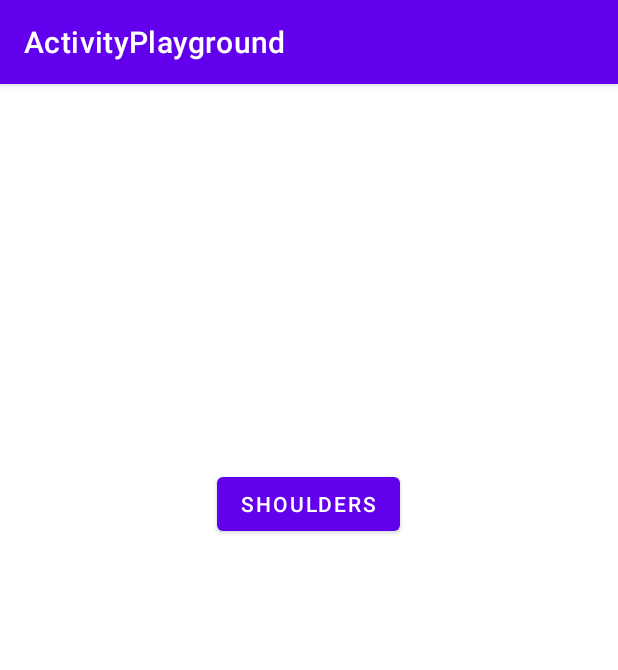
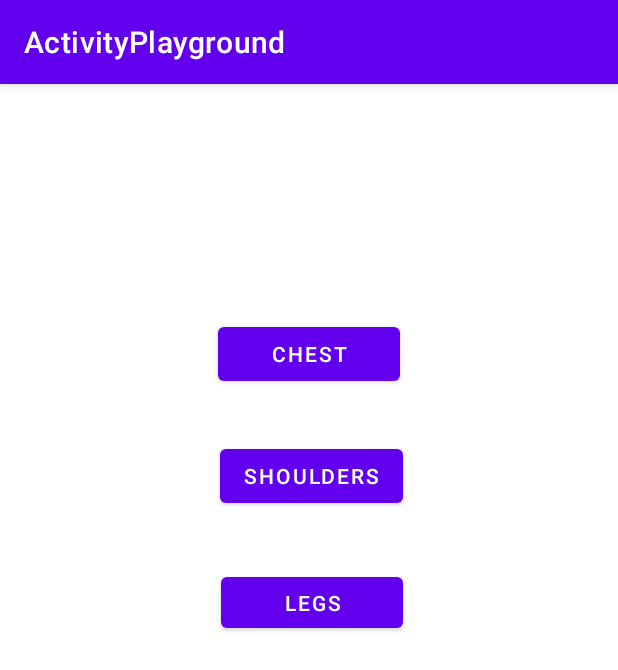
Before and after one commit to taerichard/WorkoutTimer, an Android app: the screen it shows after launch (MainActivity), on a phone screen of 412 x 824 dp. Shown: the top 670 px of the screen. Run offline under Robolectric (Android 15) with nearby library versions, the phone set to English and light mode, and no system bars.

Commit message:
fixed timer, created chest logic, working on ui and changing time and workoutType for each buttons to receive in fragment

```diff
--- a/app/src/main/java/com/example/activityplayground/MainActivity.java
+++ b/app/src/main/java/com/example/activityplayground/MainActivity.java
@@ -15,6 +15,8 @@ import java.util.Timer;
 
 public class MainActivity extends AppCompatActivity implements View.OnClickListener{
     Button shoulderButton;
+    Button legButton;
+    Button chestButton;
     TimerFragment timerFragment;
 
     @Override
@@ -22,18 +24,40 @@ public class MainActivity extends AppCompatActivity implements View.OnClickListe
         super.onCreate(savedInstanceState);
         setContentView(R.layout.activity_main);
 
+        // shoulder button
         shoulderButton = findViewById(R.id.button_shoulders);
         shoulderButton.setOnClickListener(this);
+
+        // chest button
+        chestButton = findViewById(R.id.chest_button);
+        chestButton.setOnClickListener(this);
+        // leg button
+        legButton = findViewById(R.id.legs_button);
+        legButton.setOnClickListener(this);
+    }
+
+    public Intent addData(String workout, int sec){
+        Intent intent = new Intent(getApplicationContext(), SecondActivity.class);
+        intent.putExtra("workoutType", workout);
+        intent.putExtra("seconds", sec);
+        return intent;
     }
 
     @Override
     public void onClick(View v) {
         Log.i("INFO", "BUTTON CLICKED FROM ACTIVITY");
-        Intent intent = new Intent(getApplicationContext(), SecondActivity.class);
 
         switch(v.getId()){
             case R.id.button_shoulders : {
-                intent.putExtra("seconds", 30);
+                Intent intent = addData("Shoulder Workout", 30);
+                startActivity(intent);
+            }
+            case R.id.legs_button : {
+                Intent intent = addData("Leg Workout", 100);
+                startActivity(intent);
+            }
+            case R.id.chest_button : {
+               Intent intent = addData("Chest Workout", 15);
                 startActivity(intent);
             }
             default:{
--- a/app/src/main/res/layout/activity_main.xml
+++ b/app/src/main/res/layout/activity_main.xml
@@ -4,8 +4,22 @@
     xmlns:tools="http://schemas.android.com/tools"
     android:layout_width="match_parent"
     android:layout_height="match_parent"
-    tools:context=".MainActivity"
-    >
+    tools:context=".MainActivity">
+
+    <Button
+        android:id="@+id/legs_button"
+        android:layout_width="121dp"
+        android:layout_height="46dp"
+        android:layout_marginTop="37dp"
+        android:layout_marginBottom="363dp"
+        android:text="Legs"
+        app:layout_constraintBottom_toBottomOf="parent"
+        app:layout_constraintEnd_toEndOf="parent"
+        app:layout_constraintHorizontal_bias="0.506"
+        app:layout_constraintStart_toStartOf="parent"
+
+        app:layout_constraintTop_toBottomOf="@+id/button_shoulders"
+        app:layout_constraintVertical_bias="0.0" />
 
     <Button
         android:id="@+id/button_shoulders"
@@ -16,7 +30,20 @@
         android:text="Shoulders"
         app:layout_constraintBottom_toBottomOf="parent"
         app:layout_constraintEnd_toEndOf="parent"
-        app:layout_constraintHorizontal_bias="0.498"
+        app:layout_constraintHorizontal_bias="0.505"
+        app:layout_constraintStart_toStartOf="parent"
+        app:layout_constraintTop_toTopOf="parent"
+        app:layout_constraintVertical_bias="0.0" />
+
+    <Button
+        android:id="@+id/chest_button"
+        android:layout_width="121dp"
+        android:layout_height="48dp"
+        android:layout_marginTop="156dp"
+        android:layout_marginBottom="33dp"
+        android:text="Chest"
+        app:layout_constraintBottom_toTopOf="@+id/button_shoulders"
+        app:layout_constraintEnd_toEndOf="parent"
         app:layout_constraintStart_toStartOf="parent"
         app:layout_constraintTop_toTopOf="parent" />
 
--- a/app/src/main/res/layout/fragment_timer.xml
+++ b/app/src/main/res/layout/fragment_timer.xml
@@ -5,8 +5,6 @@
     android:layout_width="match_parent"
     android:layout_height="match_parent"
     android:id="@+id/timerContainer"
-    tools:context=".MainActivity"
-
     >
 
     <TextView
@@ -27,6 +25,7 @@
         android:layout_width="wrap_content"
         android:layout_height="wrap_content"
         android:layout_marginTop="312dp"
+        android:onClick="startTimer"
         android:clickable="true"
         android:tint="#3F51B5"
         app:backgroundTint="#FFFFFF"
@@ -35,7 +34,8 @@
         app:layout_constraintStart_toStartOf="parent"
         app:layout_constraintTop_toTopOf="parent"
         app:rippleColor="#FFFFFF"
-        app:srcCompat="@android:drawable/ic_media_play" />
+        app:srcCompat="@android:drawable/ic_media_play"
+        />
 
     <TextView
         android:id="@+id/workout_title"
```
Also changed, not shown: app/src/main/java/com/example/activityplayground/SecondActivity.java (+5 -2 lines), app/src/main/java/com/example/activityplayground/TimerFragment.java (+56 -24 lines).
